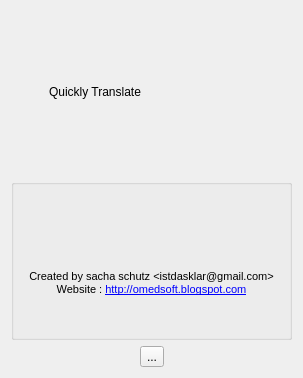
Qt form aboutdialog.ui (dridk/quicklytranslate) before a commit.
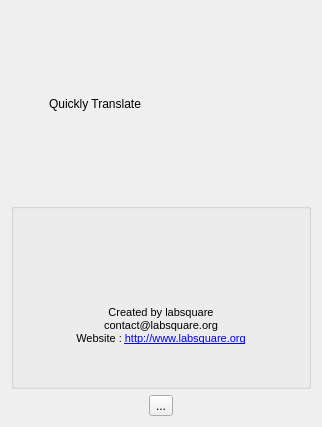
The same form after that commit. Icons and pictures are not drawn.

Commit message: add labsquare about dialog

Patch:
```diff
--- a/aboutdialog.ui
+++ b/aboutdialog.ui
@@ -6,8 +6,8 @@
    <rect>
     <x>0</x>
     <y>0</y>
-    <width>303</width>
-    <height>378</height>
+    <width>322</width>
+    <height>427</height>
    </rect>
   </property>
   <property name="windowTitle">
@@ -82,11 +82,12 @@
          <string>&lt;!DOCTYPE HTML PUBLIC &quot;-//W3C//DTD HTML 4.0//EN&quot; &quot;http://www.w3.org/TR/REC-html40/strict.dtd&quot;&gt;
 &lt;html&gt;&lt;head&gt;&lt;meta name=&quot;qrichtext&quot; content=&quot;1&quot; /&gt;&lt;style type=&quot;text/css&quot;&gt;
 p, li { white-space: pre-wrap; }
-&lt;/style&gt;&lt;/head&gt;&lt;body style=&quot; font-family:'MS Shell Dlg 2'; font-size:8.25pt; font-weight:400; font-style:normal;&quot;&gt;
-&lt;p style=&quot; margin-top:0px; margin-bottom:0px; margin-left:0px; margin-right:0px; -qt-block-indent:0; text-indent:0px;&quot;&gt;&lt;span style=&quot; font-size:8pt;&quot;&gt;Created by sacha schutz &amp;lt;istdasklar@gmail.com&amp;gt;&lt;/span&gt;&lt;/p&gt;
-&lt;p style=&quot; margin-top:0px; margin-bottom:0px; margin-left:0px; margin-right:0px; -qt-block-indent:0; text-indent:0px;&quot;&gt;&lt;span style=&quot; font-size:8pt;&quot;&gt;Website : &lt;/span&gt;&lt;a href=&quot;http://omedsoft.blogspot.com&quot;&gt;&lt;span style=&quot; font-size:8pt; text-decoration: underline; color:#0000ff;&quot;&gt;http://omedsoft.blogspot.com&lt;/span&gt;&lt;/a&gt;&lt;/p&gt;
-&lt;p style=&quot;-qt-paragraph-type:empty; margin-top:0px; margin-bottom:0px; margin-left:0px; margin-right:0px; -qt-block-indent:0; text-indent:0px; font-size:8pt; text-decoration: underline; color:#0000ff;&quot;&gt;&lt;/p&gt;
-&lt;p align=&quot;center&quot; style=&quot;-qt-paragraph-type:empty; margin-top:0px; margin-bottom:0px; margin-left:0px; margin-right:0px; -qt-block-indent:0; text-indent:0px; font-size:8pt;&quot;&gt;&lt;/p&gt;&lt;/body&gt;&lt;/html&gt;</string>
+&lt;/style&gt;&lt;/head&gt;&lt;body style=&quot; font-family:'Sans Serif'; font-size:9pt; font-weight:400; font-style:normal;&quot;&gt;
+&lt;p style=&quot; margin-top:0px; margin-bottom:0px; margin-left:0px; margin-right:0px; -qt-block-indent:0; text-indent:0px;&quot;&gt;&lt;span style=&quot; font-family:'MS Shell Dlg 2'; font-size:8pt;&quot;&gt;Created by labsquare&lt;/span&gt;&lt;/p&gt;
+&lt;p style=&quot; margin-top:0px; margin-bottom:0px; margin-left:0px; margin-right:0px; -qt-block-indent:0; text-indent:0px;&quot;&gt;&lt;span style=&quot; font-family:'MS Shell Dlg 2'; font-size:8pt;&quot;&gt;contact@labsquare.org&lt;/span&gt;&lt;/p&gt;
+&lt;p style=&quot; margin-top:0px; margin-bottom:0px; margin-left:0px; margin-right:0px; -qt-block-indent:0; text-indent:0px;&quot;&gt;&lt;span style=&quot; font-family:'MS Shell Dlg 2'; font-size:8pt;&quot;&gt;Website : &lt;/span&gt;&lt;a href=&quot;http://omedsoft.blogspot.com&quot;&gt;&lt;span style=&quot; font-family:'MS Shell Dlg 2'; font-size:8pt; text-decoration: underline; color:#0000ff;&quot;&gt;http://www.labsquare.org&lt;/span&gt;&lt;/a&gt;&lt;/p&gt;
+&lt;p style=&quot;-qt-paragraph-type:empty; margin-top:0px; margin-bottom:0px; margin-left:0px; margin-right:0px; -qt-block-indent:0; text-indent:0px; font-family:'MS Shell Dlg 2'; font-size:8pt; text-decoration: underline; color:#0000ff;&quot;&gt;&lt;br /&gt;&lt;/p&gt;
+&lt;p align=&quot;center&quot; style=&quot;-qt-paragraph-type:empty; margin-top:0px; margin-bottom:0px; margin-left:0px; margin-right:0px; -qt-block-indent:0; text-indent:0px; font-family:'MS Shell Dlg 2'; font-size:8pt;&quot;&gt;&lt;br /&gt;&lt;/p&gt;&lt;/body&gt;&lt;/html&gt;</string>
         </property>
         <property name="alignment">
          <set>Qt::AlignCenter</set>
```
